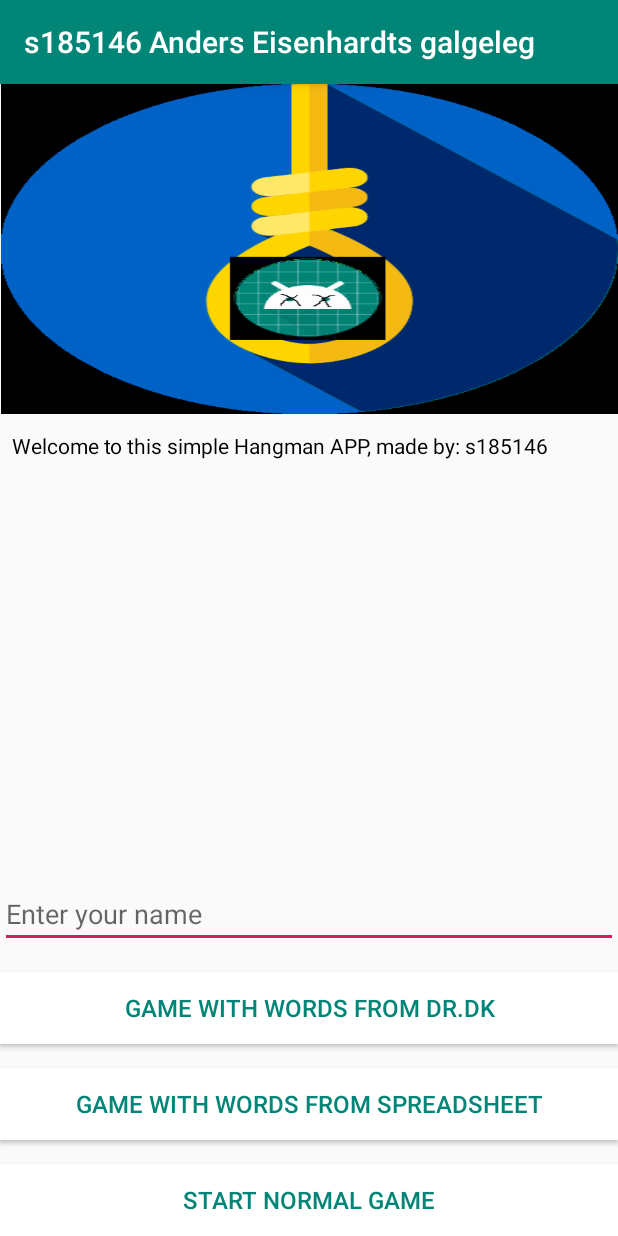
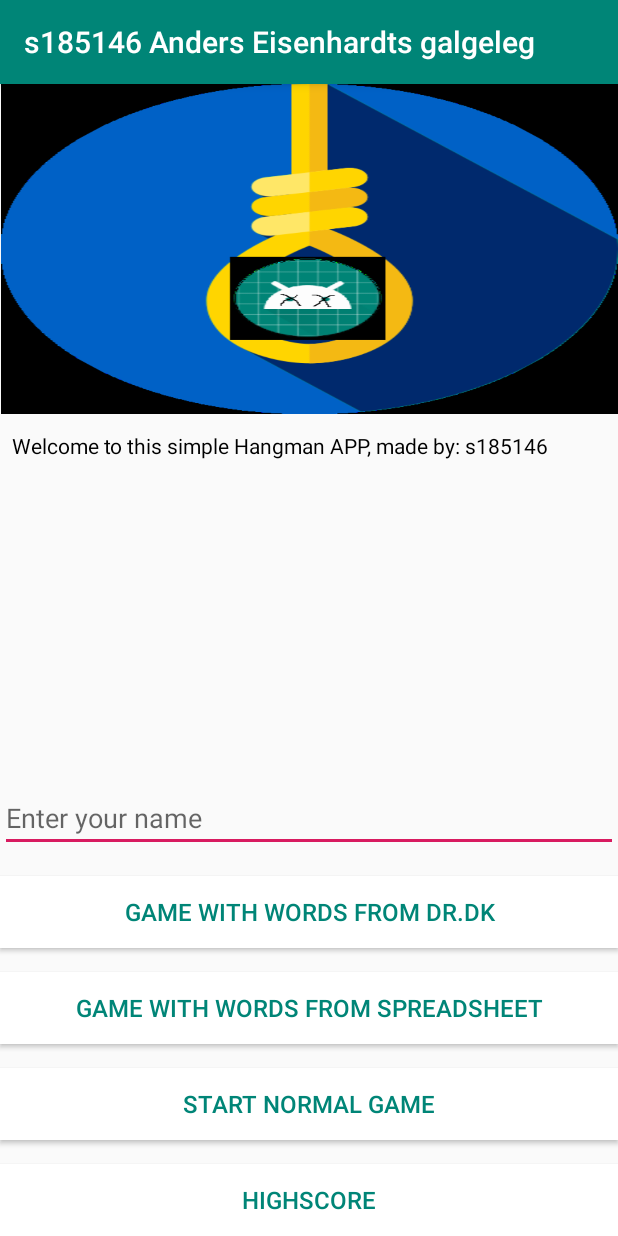
Before and after one commit to Andi365/MyHangmanApp, an Android app: the screen it shows after launch (MainActivity), on a phone screen of 412 x 824 dp. Run offline under Robolectric (Android 15) with nearby library versions, the phone set to English and light mode, and no system bars.

Commit message:
Added highscore with recyclerview, will add better design 2morrow, very tired :)))))))

```diff
--- a/app/src/main/AndroidManifest.xml
+++ b/app/src/main/AndroidManifest.xml
@@ -12,6 +12,7 @@
         android:screenOrientation="portrait"
         android:supportsRtl="true"
         android:theme="@style/AppTheme">
+        <activity android:name=".logic.Highscore"></activity>
         <activity android:name=".ui.WonOrLostActivity" />
         <activity
             android:name=".ui.MainActivity"
--- a/app/src/main/java/com/example/myhangmanapp/logic/Galgelogik.java
+++ b/app/src/main/java/com/example/myhangmanapp/logic/Galgelogik.java
@@ -1,6 +1,6 @@
 package com.example.myhangmanapp.logic;
 
-import com.example.myhangmanapp.model.Highscore;
+import com.example.myhangmanapp.model.HighscoreObj;
 
 import java.io.BufferedReader;
 import java.io.IOException;
@@ -11,7 +11,6 @@ import java.util.Arrays;
 import java.util.Collections;
 import java.util.Comparator;
 import java.util.HashSet;
-import java.util.List;
 import java.util.Random;
 
 public class Galgelogik {
@@ -20,7 +19,7 @@ public class Galgelogik {
     private String ordet;
     private ArrayList<String> brugteBogstaver = new ArrayList<String>();
     private String synligtOrd;
-    private ArrayList<Highscore> highscores = new ArrayList<>();
+    private ArrayList<HighscoreObj> highscoreObjs = new ArrayList<>();
     private int antalForkerteBogstaver;
     private boolean sidsteBogstavVarKorrekt;
     private boolean spilletErVundet;
@@ -210,27 +209,27 @@ public class Galgelogik {
         nulstil();
     }
 
-    public ArrayList<Highscore> getHighscores() {
-        return highscores;
+    public ArrayList<HighscoreObj> getHighscoreObjs() {
+        return highscoreObjs;
     }
 
-    public void setHighscoreList(ArrayList<Highscore> highScoresList){
-        highscores.addAll(highScoresList);
+    public void setHighscoreList(ArrayList<HighscoreObj> highScoresList){
+        highscoreObjs.addAll(highScoresList);
     }
 
     public void setHighscores(String name, int score) {
-        highscores.add(new Highscore(name,score));
+        highscoreObjs.add(new HighscoreObj(name,score));
     }
 
-    public ArrayList<Highscore> getHighscoreList(){
+    public ArrayList<HighscoreObj> getHighscoreList(){
 
-        Collections.sort(highscores, new Comparator<Highscore>() {
+        Collections.sort(highscoreObjs, new Comparator<HighscoreObj>() {
             @Override
-            public int compare(Highscore h1, Highscore h2) {
+            public int compare(HighscoreObj h1, HighscoreObj h2) {
                 return Integer.compare(h1.getScore(), h2.getScore());
             }
         });
-        Collections.reverse(highscores);
-        return highscores;
+        Collections.reverse(highscoreObjs);
+        return highscoreObjs;
     }
 }
--- a/app/src/main/java/com/example/myhangmanapp/model/Highscore.java
+++ b/app/src/main/java/com/example/myhangmanapp/model/HighscoreObj.java
@@ -2,13 +2,13 @@ package com.example.myhangmanapp.model;
 
 import com.example.myhangmanapp.logic.Galgelogik;
 
-public class Highscore {
+public class HighscoreObj {
     private Galgelogik logik;
 
     private String name;
     private int score = 100;
 
-    public Highscore(String name, int score) {
+    public HighscoreObj(String name, int score) {
         this.name = name;
         this.score = score;
         logik = logik.getInstance();
--- a/app/src/main/java/com/example/myhangmanapp/ui/MainActivity.java
+++ b/app/src/main/java/com/example/myhangmanapp/ui/MainActivity.java
@@ -10,10 +10,12 @@ import android.view.View;
 import android.widget.Button;
 import android.widget.EditText;
 import android.view.View.OnClickListener;
+import android.widget.Toast;
 
 import com.example.myhangmanapp.R;
 import com.example.myhangmanapp.logic.Galgelogik;
-import com.example.myhangmanapp.model.Highscore;
+import com.example.myhangmanapp.logic.Highscore;
+import com.example.myhangmanapp.model.HighscoreObj;
 import com.google.gson.Gson;
 import com.google.gson.reflect.TypeToken;
 
@@ -22,9 +24,9 @@ import java.util.ArrayList;
 
 public class MainActivity extends AppCompatActivity implements OnClickListener {
     private EditText nameField;
-    private Button normalGame,drGame,spreadsheetGame;
+    private Button normalGame,drGame,spreadsheetGame,highscore;
     private Galgelogik logik;
-    private ArrayList<Highscore> highscores = new ArrayList<>();
+    private ArrayList<HighscoreObj> highscoreObjs = new ArrayList<>();
     private String nameKey;
 
     //For sharedpref
@@ -36,30 +38,32 @@ public class MainActivity extends AppCompatActivity implements OnClickListener {
         super.onCreate(savedInstanceState);
         setContentView(R.layout.activity_main);
         logik = logik.getInstance();
-        logik.setHighscoreList(highscores);
+        logik.setHighscoreList(highscoreObjs);
         loadData();
 
         nameField = findViewById(R.id.nameContainer);
         normalGame = findViewById(R.id.normalGame);
         drGame = findViewById(R.id.getListFromDR);
         spreadsheetGame = findViewById(R.id.getListFromSpreadsheet);
+        highscore = findViewById(R.id.highscore);
 
         normalGame.setOnClickListener(this);
         drGame.setOnClickListener(this);
         spreadsheetGame.setOnClickListener(this);
+        highscore.setOnClickListener(this);
     }
 
     @Override
     public void onClick(View isClicked) {
         Resources resources = getResources();
         nameKey = nameField.getText().toString();
+        highscoreObjs = loadData();
 
         String key = resources.getString(R.string.name_key);
 
         String gameKey = resources.getString(R.string.game_select_key);
         Intent intent = new Intent(MainActivity.this,GameActivity.class);
         intent.putExtra(key, nameKey);
-        //saveName();
 
         if(normalGame == isClicked) {
             intent.putExtra(gameKey,"0");
@@ -70,19 +74,22 @@ public class MainActivity extends AppCompatActivity implements OnClickListener {
         } else if(spreadsheetGame == isClicked) {
             intent.putExtra(gameKey,"2");
             startActivity(intent);
+        } else if(highscore == isClicked) {
+            intent = new Intent(MainActivity.this, Highscore.class);
+            startActivity(intent);
         }
     }
 
-    private ArrayList<Highscore> loadData() {
+    private ArrayList<HighscoreObj> loadData() {
         SharedPreferences sharedPreferences = getSharedPreferences(SHARED_PREFS, MODE_PRIVATE);
         Gson gson = new Gson();
         String json = sharedPreferences.getString(NAME, null);
-        Type type = new TypeToken<ArrayList<Highscore>>() {}.getType();
+        Type type = new TypeToken<ArrayList<HighscoreObj>>() {}.getType();
 
-        if(highscores == null) {
-            highscores = new ArrayList<>();
+        if(highscoreObjs == null) {
+            highscoreObjs = new ArrayList<>();
         }
 
-        return highscores = gson.fromJson(json, type);
+        return highscoreObjs = gson.fromJson(json, type);
     }
 }
--- a/app/src/main/res/layout/activity_main.xml
+++ b/app/src/main/res/layout/activity_main.xml
@@ -51,13 +51,26 @@
         android:id="@+id/normalGame"
         android:layout_width="0dp"
         android:layout_height="wrap_content"
+        android:layout_marginBottom="16dp"
         android:background="@android:color/white"
         android:text="@string/normalGame"
         android:textColor="@color/colorPrimary"
         android:textSize="16sp"
+        app:layout_constraintBottom_toTopOf="@+id/highscore"
+        app:layout_constraintEnd_toEndOf="parent"
+        app:layout_constraintHorizontal_bias="0.0"
+        app:layout_constraintStart_toStartOf="parent" />
+
+    <Button
+        android:id="@+id/highscore"
+        android:layout_width="0dp"
+        android:layout_height="wrap_content"
+        android:background="@android:color/white"
+        android:text="@string/highscore"
+        android:textColor="@color/colorPrimary"
+        android:textSize="16sp"
         app:layout_constraintBottom_toBottomOf="parent"
         app:layout_constraintEnd_toEndOf="parent"
-        app:layout_constraintHorizontal_bias="0.0"
         app:layout_constraintStart_toStartOf="parent" />
 
     <Button
--- a/app/src/main/res/values/strings.xml
+++ b/app/src/main/res/values/strings.xml
@@ -24,6 +24,7 @@
     <string name="won_or_lost">wonOrLost</string>
     <string name="play_again">Play again!</string>
     <string name="tries_or_word">triesOrWord</string>
+    <string name="highscore">Highscore</string>
 
     <string-array name="colors">
         <item>#39add1</item>
```
Also changed, not shown: app/src/main/java/com/example/myhangmanapp/logic/Highscore.java (added, +77 -0 lines), app/src/main/java/com/example/myhangmanapp/logic/RecyclerViewAdapter.java (added, +56 -0 lines), app/src/main/java/com/example/myhangmanapp/ui/GameActivity.java (+7 -7 lines), app/src/main/java/com/example/myhangmanapp/ui/WonOrLostActivity.java (+18 -19 lines), app/src/main/res/layout/activity_highscore.xml (added, +26 -0 lines), app/src/main/res/layout/highscore_listitem.xml (added, +26 -0 lines), app/build.gradle (line endings or trailing spaces).
